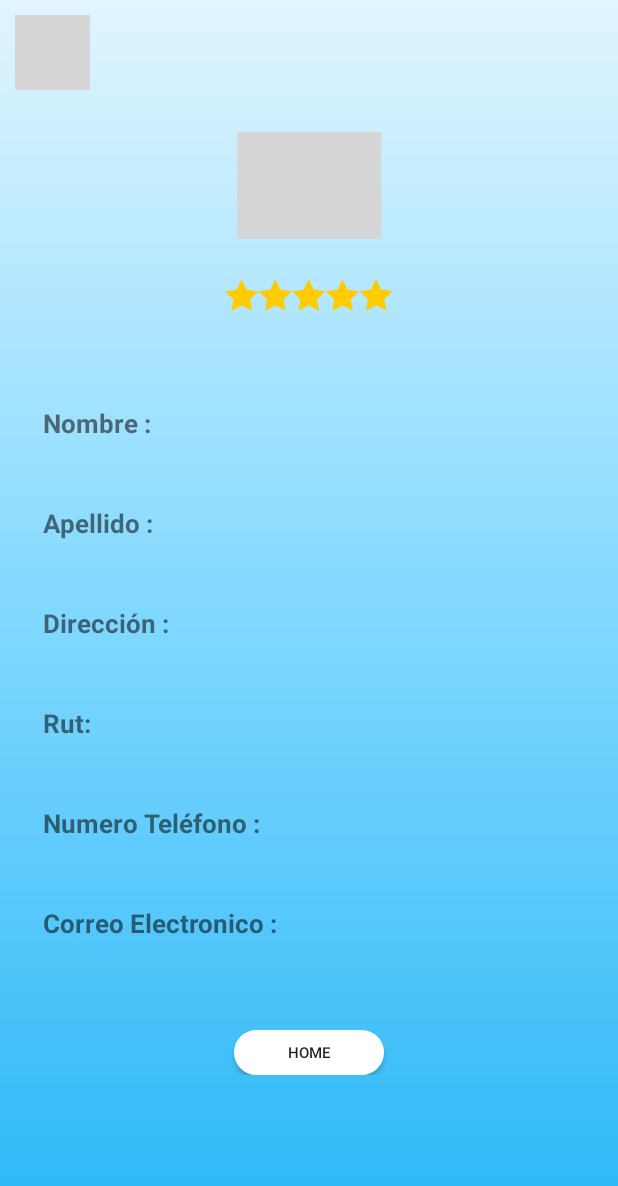
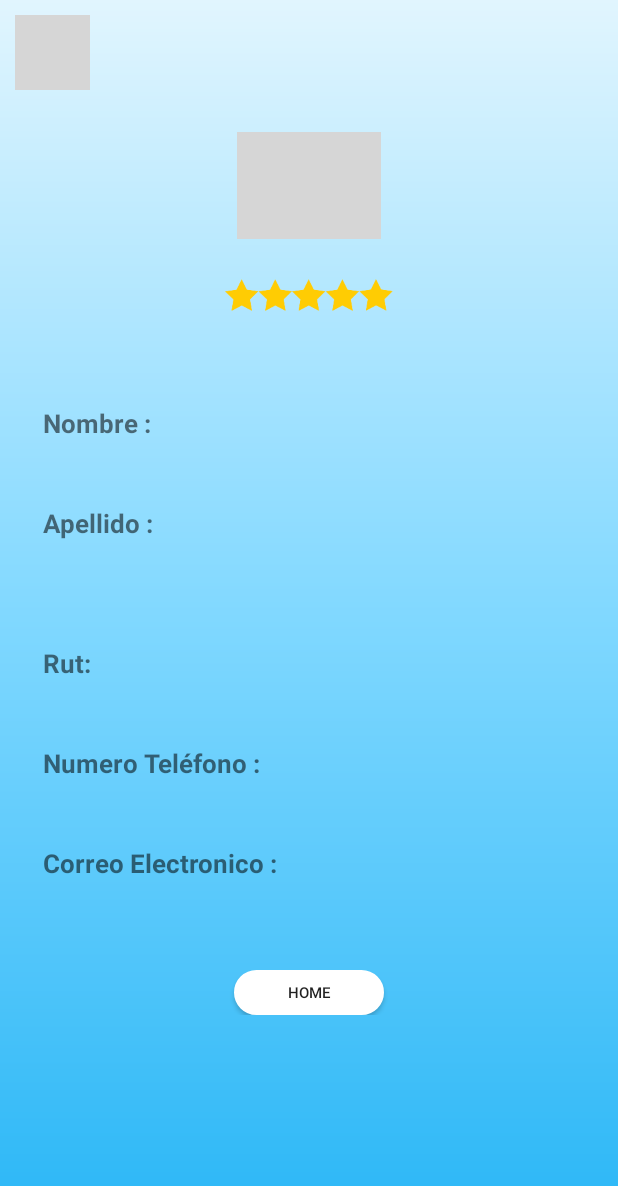
Before and after one commit to equipo2ua/Reciclador, an Android app: the Visualizar_Perfil_Recolector screen opened directly, with no data from a screen before it, on a phone screen of 412 x 824 dp. Shown: the top 1186 px of the screen. Run offline under Robolectric (Android 15) with nearby library versions, the phone set to English and light mode, and no system bars; grey boxes are pictures that could not be loaded.

Commit message:
update visualizar perfil

```diff
--- a/app/src/main/res/layout/activity_visualizar_perfil.xml
+++ b/app/src/main/res/layout/activity_visualizar_perfil.xml
@@ -110,24 +110,22 @@
                             android:layout_width="wrap_content"
                             android:layout_height="wrap_content"
                             android:padding="5dp"
+                            android:paddingBottom="5dp"
                             android:text=" "
                             android:textSize="15sp"></TextView>
                         <TextView
                             android:id="@+id/tvtxt3"
                             android:layout_width="wrap_content"
                             android:layout_height="wrap_content"
-                            android:padding="5dp"
-                            android:textStyle="bold"
-                            android:text="@string/Dirección"
+                            android:text=" "
                             android:textSize="17sp"></TextView>
 
                         <TextView
                             android:id="@+id/tv003"
                             android:layout_width="wrap_content"
                             android:layout_height="wrap_content"
-                            android:padding="5dp"
                             android:text=" "
-                            android:textSize="15sp"></TextView>
+                            android:textSize="1sp"></TextView>
                         <TextView
                             android:id="@+id/tvtxt4"
                             android:layout_width="wrap_content"
```
